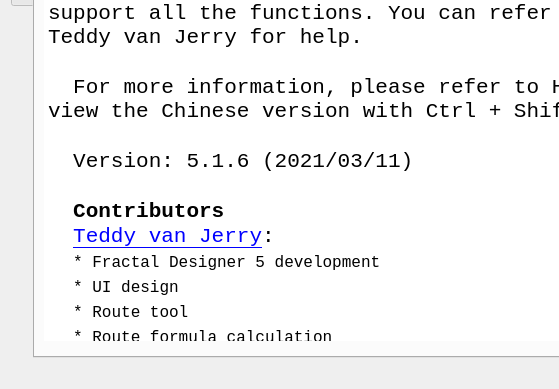
This is mainwindow.ui in Teddy-van-Jerry/Fractal_Designer as Qt 5 draws it before an edit; both pictures show x 0 to 559 and y 311 to 700 of the 1000 by 700 pixel window. The edited form follows.
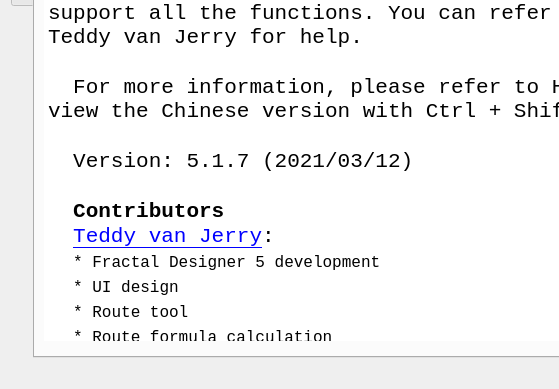
This is the edited form. Icons and pictures are not drawn.

Patch:
```diff
--- a/mainwindow.ui
+++ b/mainwindow.ui
@@ -103,7 +103,7 @@
 &lt;p style=&quot;-qt-paragraph-type:empty; margin-top:0px; margin-bottom:0px; margin-left:0px; margin-right:0px; -qt-block-indent:0; text-indent:0px; font-size:16pt;&quot;&gt;&lt;br /&gt;&lt;/p&gt;
 &lt;p style=&quot; margin-top:0px; margin-bottom:0px; margin-left:0px; margin-right:0px; -qt-block-indent:0; text-indent:0px;&quot;&gt;&lt;span style=&quot; font-size:16pt;&quot;&gt;  For more information, please refer to Help (Ctrl + H) or view the Chinese version with Ctrl + Shift + H.&lt;/span&gt;&lt;/p&gt;
 &lt;p style=&quot;-qt-paragraph-type:empty; margin-top:0px; margin-bottom:0px; margin-left:0px; margin-right:0px; -qt-block-indent:0; text-indent:0px; font-size:16pt;&quot;&gt;&lt;br /&gt;&lt;/p&gt;
-&lt;p style=&quot; margin-top:0px; margin-bottom:0px; margin-left:0px; margin-right:0px; -qt-block-indent:0; text-indent:0px;&quot;&gt;&lt;span style=&quot; font-size:16pt;&quot;&gt;  Version: 5.1.6 (2021/03/11)&lt;/span&gt;&lt;/p&gt;
+&lt;p style=&quot; margin-top:0px; margin-bottom:0px; margin-left:0px; margin-right:0px; -qt-block-indent:0; text-indent:0px;&quot;&gt;&lt;span style=&quot; font-size:16pt;&quot;&gt;  Version: 5.1.7 (2021/03/12)&lt;/span&gt;&lt;/p&gt;
 &lt;p style=&quot;-qt-paragraph-type:empty; margin-top:0px; margin-bottom:0px; margin-left:0px; margin-right:0px; -qt-block-indent:0; text-indent:0px; font-family:'SimSun'; font-size:16pt;&quot;&gt;&lt;br /&gt;&lt;/p&gt;
 &lt;p style=&quot; margin-top:0px; margin-bottom:0px; margin-left:0px; margin-right:0px; -qt-block-indent:0; text-indent:0px;&quot;&gt;&lt;span style=&quot; font-family:'SimSun'; font-size:16pt;&quot;&gt;  &lt;/span&gt;&lt;span style=&quot; font-family:'SimSun'; font-size:16pt; font-weight:600;&quot;&gt;Contributors&lt;/span&gt;&lt;/p&gt;
 &lt;p style=&quot; margin-top:0px; margin-bottom:0px; margin-left:0px; margin-right:0px; -qt-block-indent:0; text-indent:0px;&quot;&gt;&lt;span style=&quot; font-family:'SimSun'; font-size:16pt;&quot;&gt;  &lt;/span&gt;&lt;a href=&quot;https://blog.csdn.net/weixin_50012998&quot;&gt;&lt;span style=&quot; font-family:'SimSun'; font-size:16pt; text-decoration: underline; color:#0000ff;&quot;&gt;Teddy van Jerry&lt;/span&gt;&lt;/a&gt;&lt;span style=&quot; font-family:'SimSun'; font-size:16pt;&quot;&gt;:&lt;/span&gt;&lt;/p&gt;
```
Left out of the diff: 2 changed lines with no effect on the pictures.
